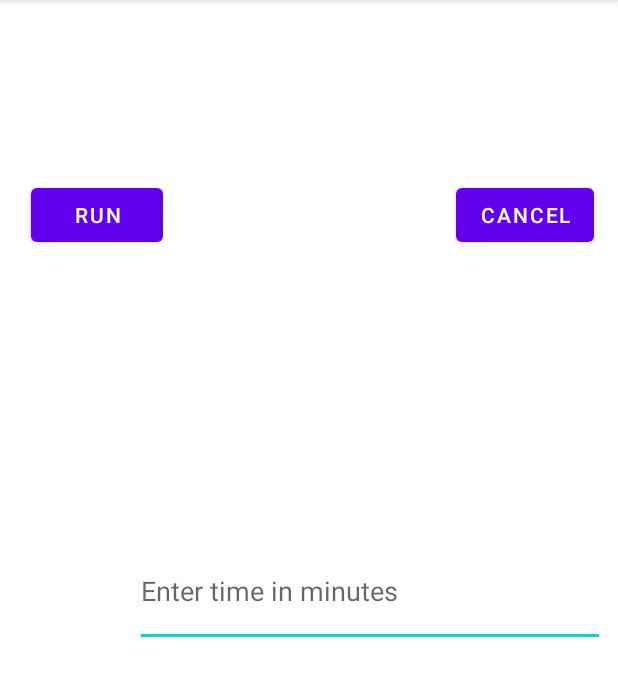
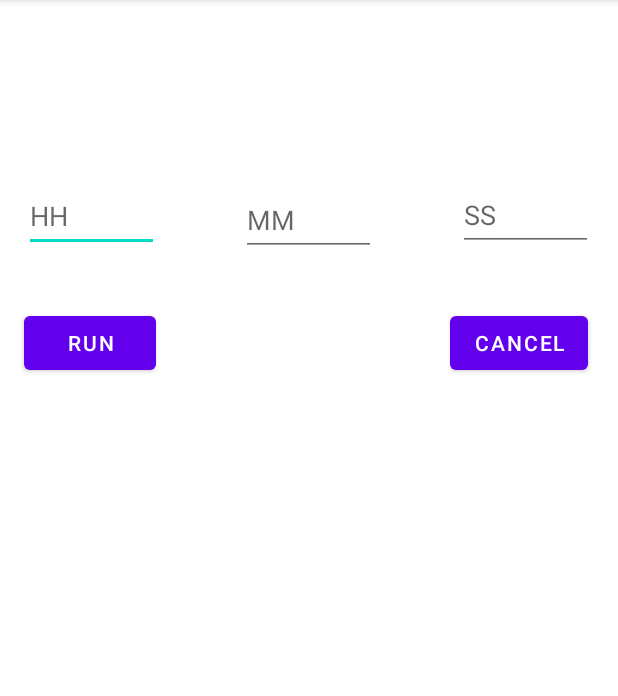
Before and after one commit to StepHindi/Project, an Android app: the screen it shows after launch (MainActivity), after a tap on "RUN", on a phone screen of 412 x 824 dp, the part 84-780 px from its top. Run offline under Robolectric (Android 15) with nearby library versions, the phone set to English and light mode, and no system bars.

Commit message:
added fields for seconds and hours

```diff
--- a/app/src/main/java/com/example/project/MainActivity.java
+++ b/app/src/main/java/com/example/project/MainActivity.java
@@ -58,9 +58,34 @@ public class MainActivity extends AppCompatActivity {
                 timer.cancel();
             }
             timer = new Timer();
-            String text = binding.editTextTime.getText().toString();
-            if (!text.equals("")) {
-                long time = Long.parseLong(text) * 1000 * 60;
+            long time_hours;
+            long time_sec;
+            long time_min;
+            String text_min = binding.editTextTimeMin.getText().toString();
+            String text_hours = binding.editTextTimeHours.getText().toString();
+            String text_sec = binding.editTextTimeSeconds.getText().toString();
+            if (!text_min.equals("")) {
+                time_min = Long.parseLong(text_min) * 1000 * 60;
+            }
+            else {
+                time_min = 0;
+            }
+            if (!text_sec.equals("")) {
+                time_sec = Long.parseLong(text_sec) * 1000;
+            }
+            else {
+                time_sec = 0;
+            }
+            if (!text_hours.equals("")) {
+                time_hours = Long.parseLong(text_hours) * 1000 * 3600;
+            }
+            else {
+                time_hours = 0;
+            }
+                long time = time_hours + time_sec + time_min;
+            if(time == 0) {
+                return;
+            }
                 Log.i(TAG, "Time: " + time + " wil be start on schedule");
                 timer.schedule(new TimerTask() {
                     @Override
@@ -75,7 +100,7 @@ public class MainActivity extends AppCompatActivity {
                         audioManager.abandonAudioFocus(audioFocusChangeListener);
                     }
                 }, time);
-            }
+
 
         });
         binding.buttonCancel.setOnClickListener(v -> {
--- a/app/src/main/res/layout/activity_main.xml
+++ b/app/src/main/res/layout/activity_main.xml
@@ -7,20 +7,6 @@
     android:layout_height="match_parent"
     tools:context=".MainActivity">
 
-    <EditText
-        android:id="@+id/editTextTime_Min"
-        android:layout_width="313dp"
-        android:layout_height="74dp"
-        android:autofillHints=""
-        android:ems="10"
-        android:hint="@string/enter_time_in_minutes"
-        android:inputType="time"
-        app:layout_constraintBottom_toBottomOf="parent"
-        app:layout_constraintEnd_toEndOf="parent"
-        app:layout_constraintHorizontal_bias="0.911"
-        app:layout_constraintStart_toStartOf="parent"
-        app:layout_constraintTop_toTopOf="parent"
-        app:layout_constraintVertical_bias="0.515" />
 
     <Button
         android:id="@+id/button_run"
@@ -29,10 +15,10 @@
         android:text="@string/run"
         app:layout_constraintBottom_toBottomOf="parent"
         app:layout_constraintEnd_toEndOf="parent"
-        app:layout_constraintHorizontal_bias="0.063"
+        app:layout_constraintHorizontal_bias="0.049"
         app:layout_constraintStart_toStartOf="parent"
         app:layout_constraintTop_toTopOf="parent"
-        app:layout_constraintVertical_bias="0.166" />
+        app:layout_constraintVertical_bias="0.284" />
 
     <Button
         android:id="@+id/button_cancel"
@@ -41,22 +27,50 @@
         android:text="@string/cancel"
         app:layout_constraintBottom_toBottomOf="parent"
         app:layout_constraintEnd_toEndOf="parent"
-        app:layout_constraintHorizontal_bias="0.949"
+        app:layout_constraintHorizontal_bias="0.937"
+        app:layout_constraintStart_toStartOf="parent"
+        app:layout_constraintTop_toTopOf="parent"
+        app:layout_constraintVertical_bias="0.284" />
+
+    <EditText
+        android:id="@+id/editTextTimeHours"
+        android:layout_width="90dp"
+        android:layout_height="48dp"
+        android:ems="10"
+        android:hint="HH"
+        android:inputType="time"
+        app:layout_constraintBottom_toBottomOf="parent"
+        app:layout_constraintEnd_toEndOf="parent"
+        app:layout_constraintHorizontal_bias="0.049"
+        app:layout_constraintStart_toStartOf="parent"
+        app:layout_constraintTop_toTopOf="parent"
+        app:layout_constraintVertical_bias="0.167" />
+
+    <EditText
+        android:id="@+id/editTextTimeMin"
+        android:layout_width="90dp"
+        android:layout_height="48dp"
+        android:ems="10"
+        android:hint="MM"
+        android:inputType="time"
+        app:layout_constraintBottom_toBottomOf="parent"
+        app:layout_constraintEnd_toStartOf="@+id/editTextTimeSeconds"
+        app:layout_constraintStart_toEndOf="@+id/editTextTimeHours"
+        app:layout_constraintTop_toTopOf="parent"
+        app:layout_constraintVertical_bias="0.17" />
+
+    <EditText
+        android:id="@+id/editTextTimeSeconds"
+        android:layout_width="90dp"
+        android:layout_height="48dp"
+        android:ems="10"
+        android:hint="SS"
+        android:inputType="time"
+        app:layout_constraintBottom_toBottomOf="parent"
+        app:layout_constraintEnd_toEndOf="parent"
+        app:layout_constraintHorizontal_bias="0.948"
         app:layout_constraintStart_toStartOf="parent"
         app:layout_constraintTop_toTopOf="parent"
         app:layout_constraintVertical_bias="0.166" />
 
-    <TextView
-        android:id="@+id/timeShower"
-        android:layout_width="wrap_content"
-        android:layout_height="wrap_content"
-        android:layout_marginStart="69dp"
-        android:text=""
-        app:layout_constraintBottom_toBottomOf="parent"
-        app:layout_constraintEnd_toStartOf="@+id/button_cancel"
-        app:layout_constraintHorizontal_bias="0.0"
-        app:layout_constraintStart_toEndOf="@+id/button_run"
-        app:layout_constraintTop_toBottomOf="@+id/editTextTime_Min"
-        app:layout_constraintVertical_bias="0.076" />
-
 </androidx.constraintlayout.widget.ConstraintLayout>
```
